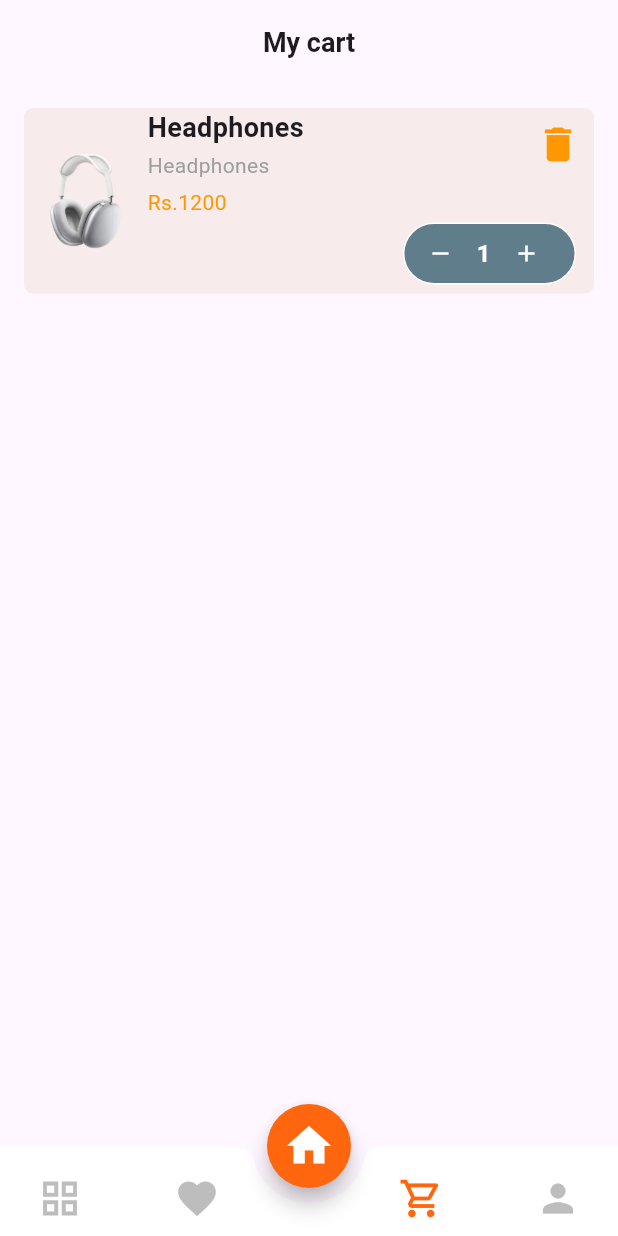
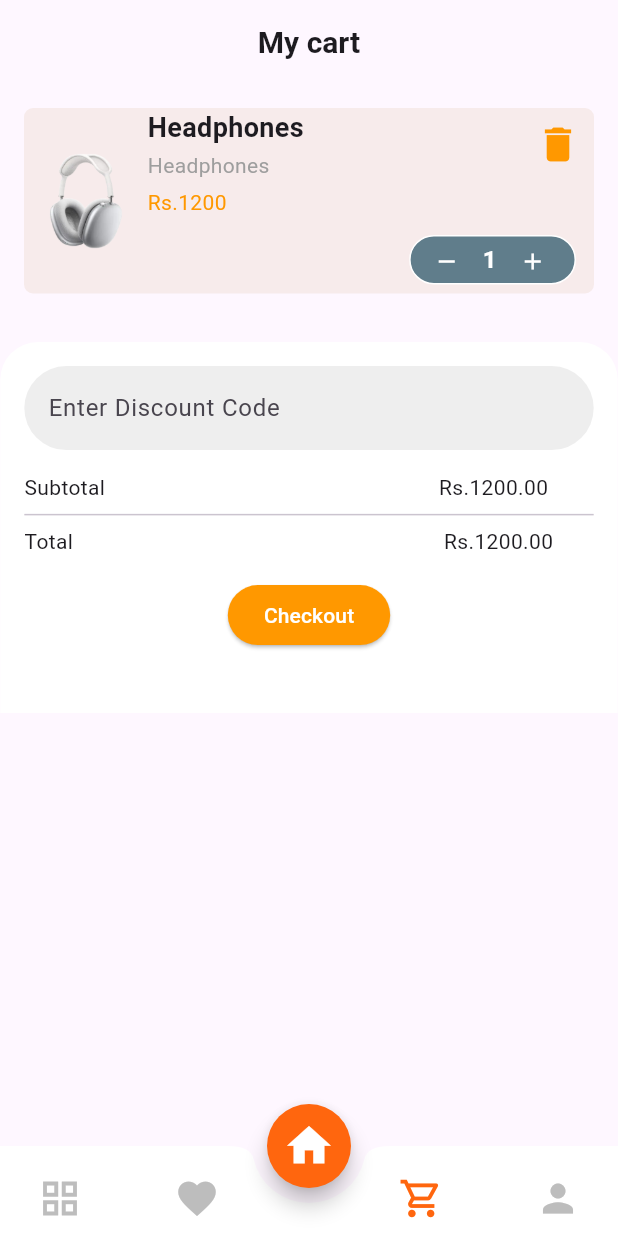
Before and after one commit to Indeshsingh/ecomerce_app, a Flutter app: the screen it shows after launch, item 3 of the bottom bar chosen, on a phone screen of 412 x 824 dp. Run offline on Flutter 3.47's test engine with Material 3 defaults, Android fonts, the light colour scheme and no system bars; our stand-ins replace flutter_bloc, smooth_page_indicator; network calls fail.

Commit message:
added textformfield and elevatedbutton in cart_page

```diff
--- a/lib/screens/cart_screen.dart
+++ b/lib/screens/cart_screen.dart
@@ -9,15 +9,15 @@ class CartScreen extends StatelessWidget {
       appBar: AppBar(
         title: const Text(
           "My cart",
-          style: TextStyle(fontSize: 18, fontWeight: FontWeight.bold),
+          style: TextStyle(fontSize: 20, fontWeight: FontWeight.bold),
         ),
         centerTitle: true,
       ),
-      body: Padding(
-        padding: const EdgeInsets.all(16.0),
-        child: Column(
-          children: [
-            Stack(
+      body: Column(
+        children: [
+          Padding(
+            padding: const EdgeInsets.all(16.0),
+            child: Stack(
               //alignment: Alignment.topRight,
               children: [
                 Container(
@@ -74,8 +74,8 @@ class CartScreen extends StatelessWidget {
                   bottom: 6,
                   right: 12,
                   child: Container(
-                    height: MediaQuery.of(context).size.height * 0.05,
-                    width: MediaQuery.of(context).size.height * 0.14,
+                    height: MediaQuery.of(context).size.height * 0.04,
+                    width: MediaQuery.of(context).size.width * 0.27,
                     decoration: BoxDecoration(
                       color: Colors.blueGrey,
                       border: Border.all(color: Colors.white),
@@ -108,9 +108,77 @@ class CartScreen extends StatelessWidget {
                   ),
                 )
               ],
-            )
-          ],
-        ),
+            ),
+          ),
+          SizedBox(
+            height: MediaQuery.of(context).size.height * 0.02,
+          ),
+          Container(
+            height: MediaQuery.of(context).size.height * 0.3,
+            width: MediaQuery.of(context).size.width * 0.999,
+            decoration: const BoxDecoration(
+                borderRadius: BorderRadius.only(
+                    topRight: Radius.circular(25),
+                    topLeft: Radius.circular(25)),
+                color: Colors.white),
+            child: Padding(
+              padding: const EdgeInsets.all(16.0),
+              child: Column(
+                children: [
+                  TextFormField(
+                    decoration: InputDecoration(
+                      contentPadding: const EdgeInsets.symmetric(
+                          vertical: 16.0, horizontal: 12.0),
+                      labelText: 'Enter Discount Code',
+                      suffixText: "Apply",
+                      suffixStyle: const TextStyle(color: Colors.deepOrange),
+                      border: OutlineInputBorder(
+                        borderRadius: BorderRadius.circular(30.0),
+                        borderSide: BorderSide.none,
+                      ),
+                      filled: true,
+                      fillColor: Colors.grey[200],
+                    ),
+                  ),
+                  const SizedBox(
+                    height: 15,
+                  ),
+                  Row(
+                    children: [
+                      const Text("Subtotal"),
+                      SizedBox(
+                        width: MediaQuery.of(context).size.width * 0.54,
+                      ),
+                      const Text("Rs.1200.00"),
+                    ],
+                  ),
+                  const Divider(),
+                  Row(
+                    children: [
+                      const Text("Total"),
+                      SizedBox(
+                        width: MediaQuery.of(context).size.width * 0.6,
+                      ),
+                      const Text("Rs.1200.00"),
+                    ],
+                  ),
+                  const SizedBox(
+                    height: 15,
+                  ),
+                  ElevatedButton(
+                    style: const ButtonStyle(
+                        backgroundColor: WidgetStatePropertyAll(Colors.orange)),
+                    onPressed: () {},
+                    child: const Text(
+                      "Checkout",
+                      style: TextStyle(color: Colors.white),
+                    ),
+                  )
+                ],
+              ),
+            ),
+          )
+        ],
       ),
     );
   }
```
Also changed, not shown: lib/bloc/special_bloc.dart (+47 -20 lines), lib/bloc/special_event.dart (+13 -9 lines), lib/bloc/special_state.dart (+35 -15 lines), lib/repository/special_repo.dart (+41 -23 lines), lib/screens/Home/Widget/custom_card.dart (+5 -7 lines), lib/screens/Home/home_screen.dart (+9 -14 lines).
